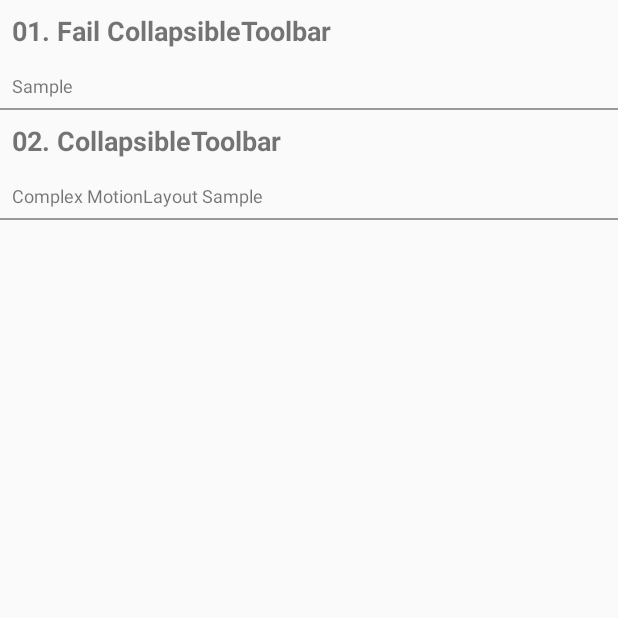
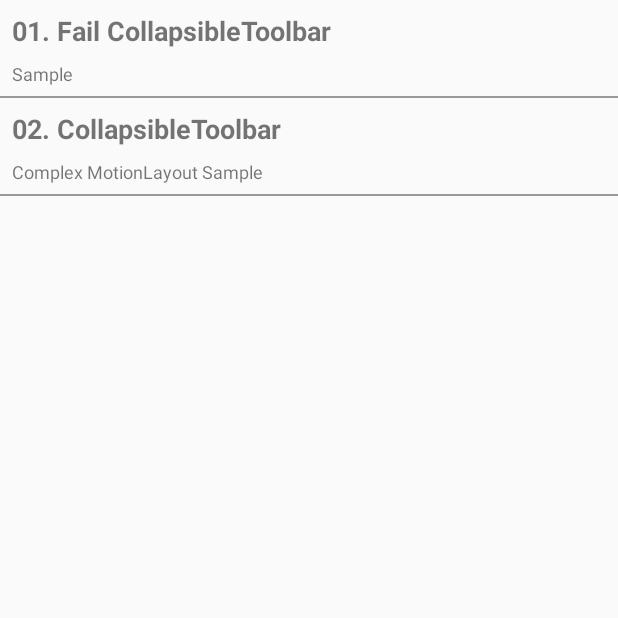
Before and after one commit to Pluu/DroidKnights-2019-MotionLayout-Sample, an Android app: the screen it shows after launch (MainActivity), on a phone screen of 412 x 824 dp, the top half of it. Run offline under Robolectric (Android 15) with nearby library versions, the phone set to English and light mode, and no system bars.

Commit message:
셀 레이아웃 수정

```diff
--- a/app/src/main/res/layout/row.xml
+++ b/app/src/main/res/layout/row.xml
@@ -13,22 +13,21 @@
         android:layout_marginTop="8dp"
         android:textSize="18sp"
         android:textStyle="bold"
+        app:layout_constraintBottom_toTopOf="@id/description"
         app:layout_constraintStart_toStartOf="parent"
         app:layout_constraintTop_toTopOf="parent"
+        app:layout_constraintVertical_chainStyle="packed"
         tools:text="Title" />
 
     <TextView
         android:id="@+id/description"
         android:layout_width="wrap_content"
         android:layout_height="wrap_content"
-        android:layout_marginStart="8dp"
-        android:layout_marginTop="16dp"
-        android:layout_marginEnd="8dp"
-        android:layout_marginBottom="8dp"
+        android:layout_margin="8dp"
         android:textSize="12sp"
         app:layout_constraintBottom_toBottomOf="parent"
         app:layout_constraintEnd_toEndOf="parent"
-        app:layout_constraintHorizontal_bias="0.0"
+        app:layout_constraintHorizontal_bias="0"
         app:layout_constraintStart_toStartOf="parent"
         app:layout_constraintTop_toBottomOf="@+id/title"
         tools:text="Description" />
```
